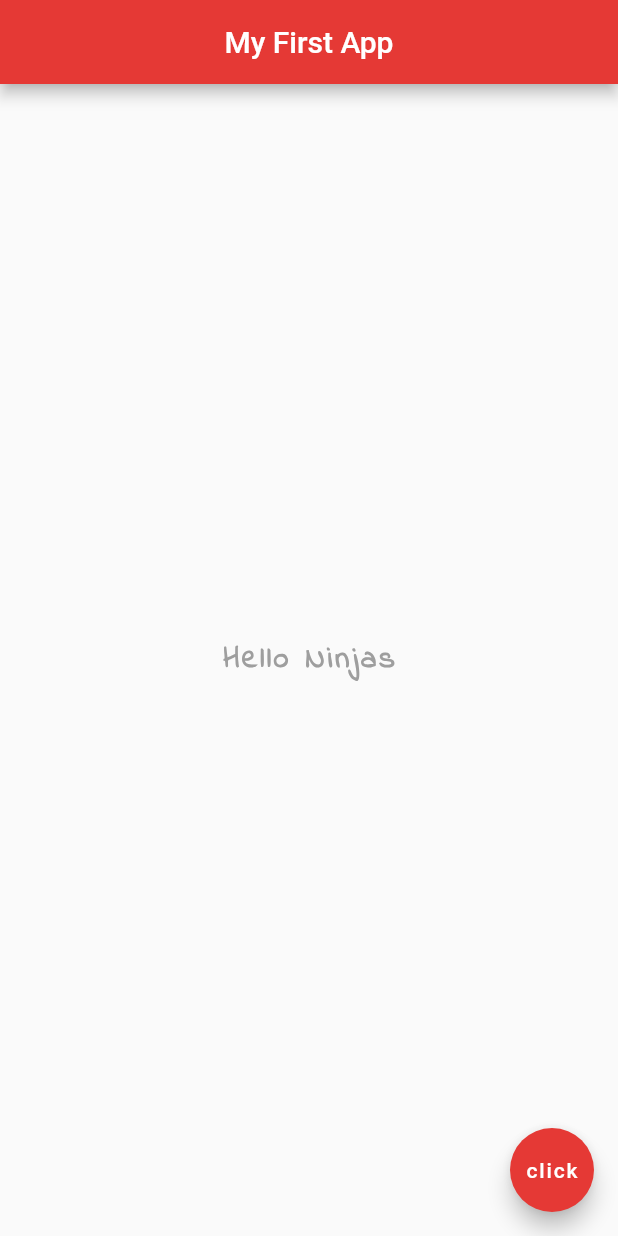
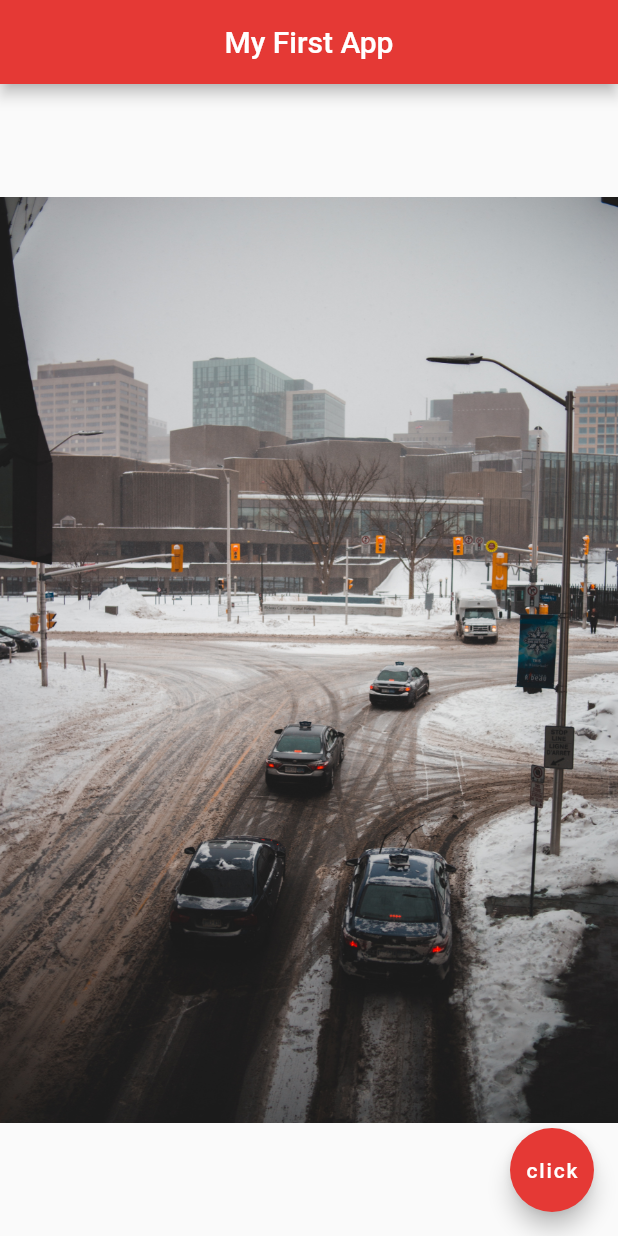
Before and after one commit to Williano/My-First-Flutter-App, a Flutter app: the screen it shows after launch, on a phone screen of 412 x 824 dp. Run offline on Flutter 3.47's test engine with Material 2 defaults, Android fonts, the phone set to English and light mode, and no system bars.

Commit message:
[NEW FEATURE] :sparkles: Learn how to add image

```diff
--- a/lib/main.dart
+++ b/lib/main.dart
@@ -14,16 +14,11 @@ class Home extends StatelessWidget {
         backgroundColor: Colors.red[600],
       ),
       body: Center(
-        child: Text(
-          "Hello Ninjas",
-          style: TextStyle(fontSize: 20.0,
-              fontWeight: FontWeight.bold,
-              letterSpacing: 2.0,
-              color: Colors.grey[500],
-              fontFamily: "IndieFlower"
-          ),
-
-        ),
+//        child: Image(
+//           image: AssetImage("assets/images/snow.jpg"),
+////          image: NetworkImage("https://images.unsplash.com/photo-1581115684447-383df67ff1ea?ixlib=rb-1.2.1&ixid=eyJhcHBfaWQiOjI2Njg5fQ&auto=format&fit=crop&w=934&q=80") ,
+//        )
+      child: Image.asset("assets/snow.jpg"),
       ),
       floatingActionButton: FloatingActionButton(
         child: Text("click"),
--- a/pubspec.yaml
+++ b/pubspec.yaml
@@ -41,9 +41,8 @@ flutter:
   uses-material-design: true
 
   # To add assets to your application, add an assets section, like this:
-  # assets:
-  #  - images/a_dot_burr.jpeg
-  #  - images/a_dot_ham.jpeg
+  assets:
+   - assets/
 
   # An image asset can refer to one or more resolution-specific "variants", see
   # https://flutter.dev/assets-and-images/#resolution-aware.
```
Also changed, not shown: assets/snow.jpg (added).
